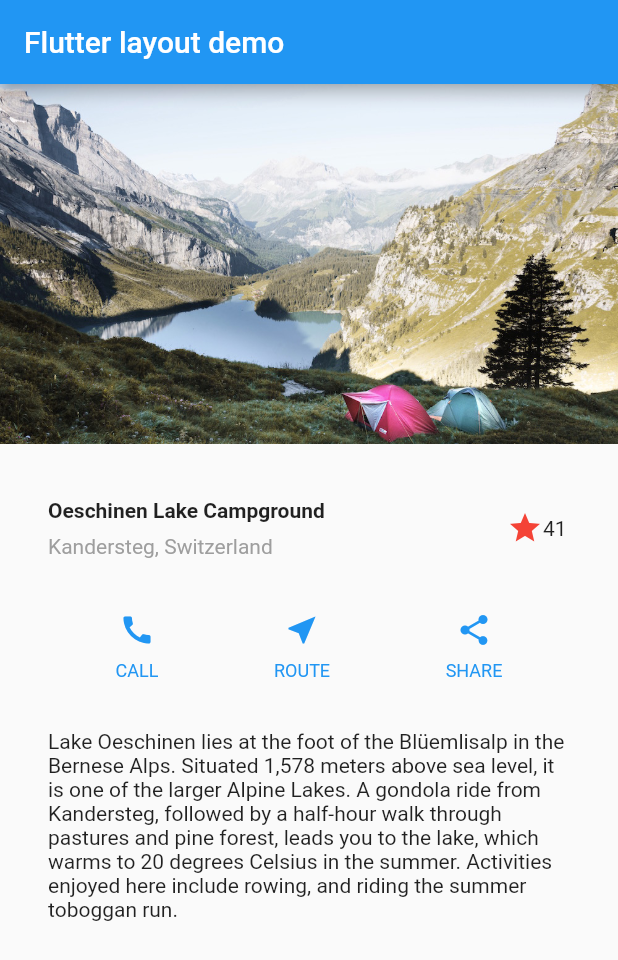
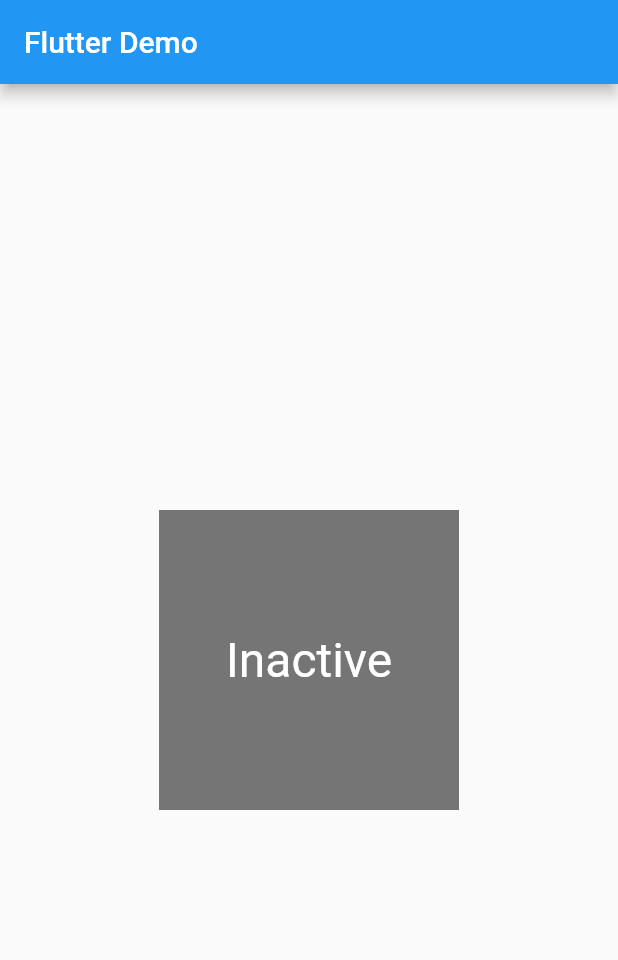
Before and after one commit to keinuma/flutter-tutorial, a Flutter app: the screen it shows after launch, on a phone screen of 412 x 824 dp. Shown: the top 960 px of the screen. Run offline on Flutter 3.47's test engine with Material 2 defaults, Android fonts, the phone set to English and light mode, and no system bars.

Commit message:
feat: add stateful  widget have child widget

```diff
--- a/lib/main.dart
+++ b/lib/main.dart
@@ -1,154 +1,113 @@
 import 'package:flutter/material.dart';
+import 'package:flutter/foundation.dart';
 
 void main() => runApp(MyApp());
 
 class MyApp extends StatelessWidget {
   @override
   Widget build(BuildContext context) {
-    Color color = Theme.of(context).primaryColor;
-
-    Widget buttonSection = Container(
-      child: Row(
-        mainAxisAlignment: MainAxisAlignment.spaceEvenly,
-        children: [
-          _buildButtonColumn(color, Icons.call, 'CALL'),
-          _buildButtonColumn(color, Icons.near_me, 'ROUTE'),
-          _buildButtonColumn(color, Icons.share, 'SHARE'),
-        ],
-      ),
-    );
-
     return MaterialApp(
-      title: 'Flutter layout demo',
+      title: 'Flutter Demo',
       home: Scaffold(
         appBar: AppBar(
-          title: Text('Flutter layout demo'),
+          title: Text('Flutter Demo')
         ),
-        body: ListView(
-          children: [
-            Image.asset(
-              'images/lake.jpg',
-              width: 600,
-              height: 240,
-              fit: BoxFit.cover,
-            ),
-            titleSection,
-            buttonSection,
-            textSection,
-          ],
-        ),
-      ),
-    );
-  }
-
-  Column _buildButtonColumn(Color color, IconData icon, String label) {
-    return Column(
-      mainAxisSize: MainAxisSize.min,
-      mainAxisAlignment: MainAxisAlignment.center,
-      children: [
-        Icon(icon, color: color),
-        Container(
-          margin: const EdgeInsets.only(top: 8),
-          child: Text(
-            label,
-            style: TextStyle(
-              fontSize: 12,
-              fontWeight: FontWeight.w400,
-              color: color,
-            )
-          )
+        body: Center(
+          child: ParentWidget(),
         )
-      ],
+      )
     );
   }
 }
 
-Widget titleSection = Container(
-  padding: const EdgeInsets.all(32),
-  child: Row(
-    children: [
-      Expanded(
-        child: Column(
-          crossAxisAlignment: CrossAxisAlignment.start,
-          children: [
-            Container(
-                padding: const EdgeInsets.only(bottom: 8),
-                child: Text(
-                  'Oeschinen Lake Campground',
-                  style: TextStyle(
-                    fontWeight: FontWeight.bold,
-                  ),
-                )),
-            Text(
-              'Kandersteg, Switzerland',
-              style: TextStyle(
-                color: Colors.grey[500],
-              ),
-            ),
-          ],
-        ),
-      ),
-      FavoriteWidget(),
-    ],
-  ),
-);
-
-Widget textSection = Container(
-  padding: const EdgeInsets.all(32),
-  child: Text(
-        'Lake Oeschinen lies at the foot of the Blüemlisalp in the Bernese '
-        'Alps. Situated 1,578 meters above sea level, it is one of the '
-        'larger Alpine Lakes. A gondola ride from Kandersteg, followed by a '
-        'half-hour walk through pastures and pine forest, leads you to the '
-        'lake, which warms to 20 degrees Celsius in the summer. Activities '
-        'enjoyed here include rowing, and riding the summer toboggan run.',
-        softWrap: true,
-  )
-);
-
-class FavoriteWidget extends StatefulWidget {
+class ParentWidget extends StatefulWidget {
   @override
-  _FavoriteWidgetState createState() => _FavoriteWidgetState();
+  _ParentWidgetState createState() => _ParentWidgetState();
 }
 
-class _FavoriteWidgetState extends State<FavoriteWidget> {
-  bool _isFavorited = true;
-  int _favoriteCount = 41;
+class _ParentWidgetState extends State<ParentWidget> {
+  bool _active = false;
+
+  void _handleTapboxChanged(bool newValue) {
+    setState(() {
+      _active = newValue;
+    });
+  }
 
   @override
   Widget build(BuildContext context) {
-    return Row(
-      mainAxisSize: MainAxisSize.min,
-      children: [
-        Container(
-          padding: EdgeInsets.all(0),
-          child: IconButton(
-            padding: EdgeInsets.all(0),
-            alignment: Alignment.centerRight,
-            icon: (_isFavorited ? Icon(Icons.star) : Icon(Icons.star_border)),
-            color: Colors.red[500],
-            onPressed: _toggleFavorite,
+    return Container(
+      child: TapboxB(
+        active: _active,
+        onChanged: _handleTapboxChanged,
+      ),
+    );
+  }
+}
+
+class TapboxB extends StatelessWidget {
+  TapboxB({Key key, this.active: false, @required this.onChanged})
+    : super(key: key);
+
+    final bool active;
+    final ValueChanged<bool> onChanged;
+
+    void _handleTap() {
+      onChanged(!active);
+    }
+
+    Widget build(BuildContext context) {
+      return GestureDetector(
+        onTap: _handleTap,
+        child: Container(
+          child: Center(
+            child: Text(
+              active ? 'Active' : 'Inactive',
+              style: TextStyle(fontSize: 32.0, color: Colors.white),
+              ),
+            ),
+          width: 200.0,
+          height: 200.0,
+          decoration: BoxDecoration(
+            color: active ? Colors.lightBlue[700] : Colors.grey[600]
           ),
         ),
-        SizedBox(
-          width: 18,
-          child: Container(
-            child: Text('$_favoriteCount'),
-          )
-        )
-      ],
+      );
+    }
+}
+
+class TapboxA extends StatefulWidget {
+  TapboxA({Key key}) : super(key: key);
+
+  @override
+  _TapboxAState createState() => _TapboxAState();
+}
+
+class _TapboxAState extends State<TapboxA> {
+  bool _active = false;
+
+  void _handleTap() {
+    setState(() {
+      _active = !_active;
+    });
+  }
+
+  Widget build(BuildContext context) {
+    return GestureDetector(
+      onTap: _handleTap,
+      child: Container(
+        child: Center(
+          child: Text(
+            _active ? 'Active' : 'Inactive',
+            style: TextStyle(fontSize: 32.0, color: Colors.white),
+          ),
+        ),
+        width: 200.0,
+        height: 200.0,
+        decoration: BoxDecoration(
+          color: _active ? Colors.lightGreen[700] : Colors.grey[600]
+        ),
+      )
     );
   }
-
-  void _toggleFavorite() {
-    setState(() {
-      if (_isFavorited) {
-        _favoriteCount -= 1;
-        _isFavorited = false;
-      } else {
-        _favoriteCount += 1;
-        _isFavorited = true;
-      }
-    });
-  }
 }
```
